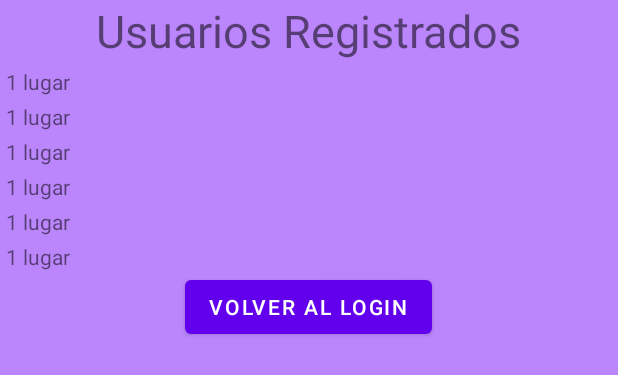
After one commit to CarolinaAGomez/AppMoviles, an Android app: the layout activity_usuarios_registrados.xml on its own in the app's theme, with its tools: preview values and no code run, on a phone screen of 412 x 824 dp. The commit adds this screen. Shown: the top 375 px of the screen. Run offline under Robolectric (Android 15) with nearby library versions, the phone set to English and light mode, and no system bars.

```diff
--- a/app/build.gradle
+++ b/app/build.gradle
@@ -35,4 +35,7 @@ dependencies {
     testImplementation 'junit:junit:4.13.2'
     androidTestImplementation 'androidx.test.ext:junit:1.1.3'
     androidTestImplementation 'androidx.test.espresso:espresso-core:3.4.0'
+    implementation 'androidx.core:core-ktx:1.7.0'
+    implementation 'com.j256.ormlite:ormlite-core:5.1'
+    implementation 'com.j256.ormlite:ormlite-android:5.1'
 }
--- a/app/src/main/AndroidManifest.xml
+++ b/app/src/main/AndroidManifest.xml
@@ -13,6 +13,9 @@
         android:supportsRtl="true"
         android:theme="@style/Theme.PrimeraEntregaTallerDeAplicacionesMoviles"
         tools:targetApi="31">
+        <activity
+            android:name=".UsuariosRegistrados"
+            android:exported="false" />
         <activity
             android:name=".RegisterActivity"
             android:exported="false" />
--- a/app/src/main/java/com/UNLa/primeraentrega_tallerdeaplicacionesmoviles/MainActivity.java
+++ b/app/src/main/java/com/UNLa/primeraentrega_tallerdeaplicacionesmoviles/MainActivity.java
@@ -35,7 +35,7 @@ public class MainActivity extends AppCompatActivity {
         btSalir.setOnClickListener(new View.OnClickListener() {
             @Override
             public void onClick(View view) {
-                Intent itemCharacterToMenuActivity = new Intent(MainActivity.this, LoginAndRegisterActivity.class);
+                Intent itemCharacterToMenuActivity = new Intent(MainActivity.this, ViewPrincipalActivity.class);
                 startActivity(itemCharacterToMenuActivity);
                 finish();
             }
--- a/app/src/main/java/com/UNLa/primeraentrega_tallerdeaplicacionesmoviles/ViewPrincipalActivity.java
+++ b/app/src/main/java/com/UNLa/primeraentrega_tallerdeaplicacionesmoviles/ViewPrincipalActivity.java
@@ -25,10 +25,14 @@ public class ViewPrincipalActivity extends AppCompatActivity {
             @Override
             public void onClick(View view) {
                 Intent viewPrincipalToLoginAndRegister = new Intent(ViewPrincipalActivity.this, LoginAndRegisterActivity.class);
+               /* SharedPreferences credentials = getApplicationContext().getSharedPreferences(Constantes.SP_CREDENTIAL, MODE_PRIVATE);
+                SharedPreferences.Editor editor = credentials.edit();
+                editor.putString(Constantes.USUARIO, null);
+                editor.putString(Constantes.PASSWORD, null);
+                editor.apply();*/
                 startActivity(viewPrincipalToLoginAndRegister);
             }
         });
     }
 
-
 }
--- /dev/null
+++ b/app/src/main/res/layout/activity_usuarios_registrados.xml
@@ -0,0 +1,35 @@
+<?xml version="1.0" encoding="utf-8"?>
+<LinearLayout xmlns:android="http://schemas.android.com/apk/res/android"
+    xmlns:app="http://schemas.android.com/apk/res-auto"
+    xmlns:tools="http://schemas.android.com/tools"
+    android:layout_width="match_parent"
+    android:layout_height="match_parent"
+    android:background="@color/purple_200"
+    android:orientation="vertical"
+    tools:context=".UsuariosRegistrados">
+
+
+    <TextView
+        android:layout_width="wrap_content"
+        android:layout_height="wrap_content"
+        android:layout_gravity="center"
+        android:text="Usuarios Registrados"
+        android:textSize="30dp"></TextView>
+
+    <androidx.recyclerview.widget.RecyclerView
+        android:id="@+id/rvReclyclerUsuario"
+        android:layout_width="match_parent"
+        android:layout_height="wrap_content"
+        android:orientation="vertical"
+        app:layoutManager="androidx.recyclerview.widget.LinearLayoutManager"
+        tools:itemCount="7"
+        tools:listitem="@layout/item_usuario"></androidx.recyclerview.widget.RecyclerView>
+
+    <Button
+        android:id="@+id/btVolverLogin"
+        android:layout_width="wrap_content"
+        android:layout_height="wrap_content"
+        android:layout_gravity="center"
+        android:text="Volver al login"></Button>
+
+</LinearLayout>
--- /dev/null
+++ b/app/src/main/res/layout/item_usuario.xml
@@ -0,0 +1,17 @@
+<?xml version="1.0" encoding="utf-8"?>
+<LinearLayout xmlns:android="http://schemas.android.com/apk/res/android"
+    android:layout_width="match_parent"
+    android:layout_height="wrap_content"
+    android:orientation="vertical"
+    android:weightSum="1">
+
+    <TextView
+        android:id="@+id/tvUsuario"
+        android:layout_width="match_parent"
+        android:layout_height="wrap_content"
+        android:layout_marginStart="4dp"
+        android:layout_marginTop="4dp"
+        android:text="1 lugar"
+        android:layout_weight="0.5"></TextView>
+
+    </LinearLayout>
```
Also changed, not shown: app/src/main/java/com/UNLa/primeraentrega_tallerdeaplicacionesmoviles/Constantes.java (added, +8 -0 lines), app/src/main/java/com/UNLa/primeraentrega_tallerdeaplicacionesmoviles/DBHelper.java (added, +32 -0 lines), app/src/main/java/com/UNLa/primeraentrega_tallerdeaplicacionesmoviles/LoginAndRegisterActivity.java (+43 -5 lines), app/src/main/java/com/UNLa/primeraentrega_tallerdeaplicacionesmoviles/RegisterActivity.java (+13 -2 lines), app/src/main/java/com/UNLa/primeraentrega_tallerdeaplicacionesmoviles/Usuario.java (added, +56 -0 lines), app/src/main/java/com/UNLa/primeraentrega_tallerdeaplicacionesmoviles/UsuarioAdapter.java (added, +67 -0 lines), app/src/main/java/com/UNLa/primeraentrega_tallerdeaplicacionesmoviles/UsuarioManager.java (added, +64 -0 lines), app/src/main/java/com/UNLa/primeraentrega_tallerdeaplicacionesmoviles/UsuariosRegistrados.java (added, +62 -0 lines), app/src/main/res/layout/activity_register.xml (+10 -0 lines).
